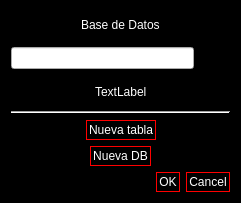
Above: buscartablas.ui from Laloses/SGDB-Indices before the change. Below: the same form after it.
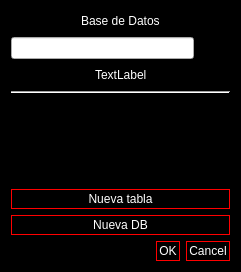
That is the form after the change. Icons and pictures are not drawn.

```diff
--- a/buscartablas.ui
+++ b/buscartablas.ui
@@ -7,9 +7,15 @@
     <x>0</x>
     <y>0</y>
     <width>241</width>
-    <height>203</height>
+    <height>272</height>
    </rect>
   </property>
+  <property name="maximumSize">
+   <size>
+    <width>16777215</width>
+    <height>500</height>
+   </size>
+  </property>
   <property name="windowTitle">
    <string>Form</string>
   </property>
@@ -157,23 +163,48 @@
     </widget>
    </item>
    <item>
-    <layout class="QVBoxLayout" name="layTablas"/>
+    <widget class="QScrollArea" name="sa_tablas">
+     <property name="styleSheet">
+      <string notr="true">background:transparent;</string>
+     </property>
+     <property name="widgetResizable">
+      <bool>true</bool>
+     </property>
+     <widget class="QWidget" name="scrollAreaWidgetContents">
+      <property name="geometry">
+       <rect>
+        <x>0</x>
+        <y>0</y>
+        <width>221</width>
+        <height>71</height>
+       </rect>
+      </property>
+      <layout class="QVBoxLayout" name="verticalLayout_2">
+       <property name="leftMargin">
+        <number>0</number>
+       </property>
+       <property name="topMargin">
+        <number>0</number>
+       </property>
+       <property name="rightMargin">
+        <number>0</number>
+       </property>
+       <property name="bottomMargin">
+        <number>0</number>
+       </property>
+       <item>
+        <layout class="QVBoxLayout" name="layTablas">
+         <property name="rightMargin">
+          <number>9</number>
+         </property>
+        </layout>
+       </item>
+      </layout>
+     </widget>
+    </widget>
    </item>
    <item>
     <layout class="QHBoxLayout" name="horizontalLayout_3">
-     <item>
-      <spacer name="horizontalSpacer_5">
-       <property name="orientation">
-        <enum>Qt::Horizontal</enum>
-       </property>
-       <property name="sizeHint" stdset="0">
-        <size>
-         <width>40</width>
-         <height>20</height>
-        </size>
-       </property>
-      </spacer>
-     </item>
      <item>
       <widget class="QPushButton" name="pb_nuevaT">
        <property name="styleSheet">
@@ -184,36 +215,10 @@
        </property>
       </widget>
      </item>
-     <item>
-      <spacer name="horizontalSpacer_6">
-       <property name="orientation">
-        <enum>Qt::Horizontal</enum>
-       </property>
-       <property name="sizeHint" stdset="0">
-        <size>
-         <width>40</width>
-         <height>20</height>
-        </size>
-       </property>
-      </spacer>
-     </item>
     </layout>
    </item>
    <item>
     <layout class="QHBoxLayout" name="horizontalLayout">
-     <item>
-      <spacer name="horizontalSpacer">
-       <property name="orientation">
-        <enum>Qt::Horizontal</enum>
-       </property>
-       <property name="sizeHint" stdset="0">
-        <size>
-         <width>40</width>
-         <height>20</height>
-        </size>
-       </property>
-      </spacer>
-     </item>
      <item>
       <widget class="QPushButton" name="pb_nuevaDB">
        <property name="styleSheet">
@@ -224,19 +229,6 @@
        </property>
       </widget>
      </item>
-     <item>
-      <spacer name="horizontalSpacer_2">
-       <property name="orientation">
-        <enum>Qt::Horizontal</enum>
-       </property>
-       <property name="sizeHint" stdset="0">
-        <size>
-         <width>40</width>
-         <height>20</height>
-        </size>
-       </property>
-      </spacer>
-     </item>
     </layout>
    </item>
    <item>
```
